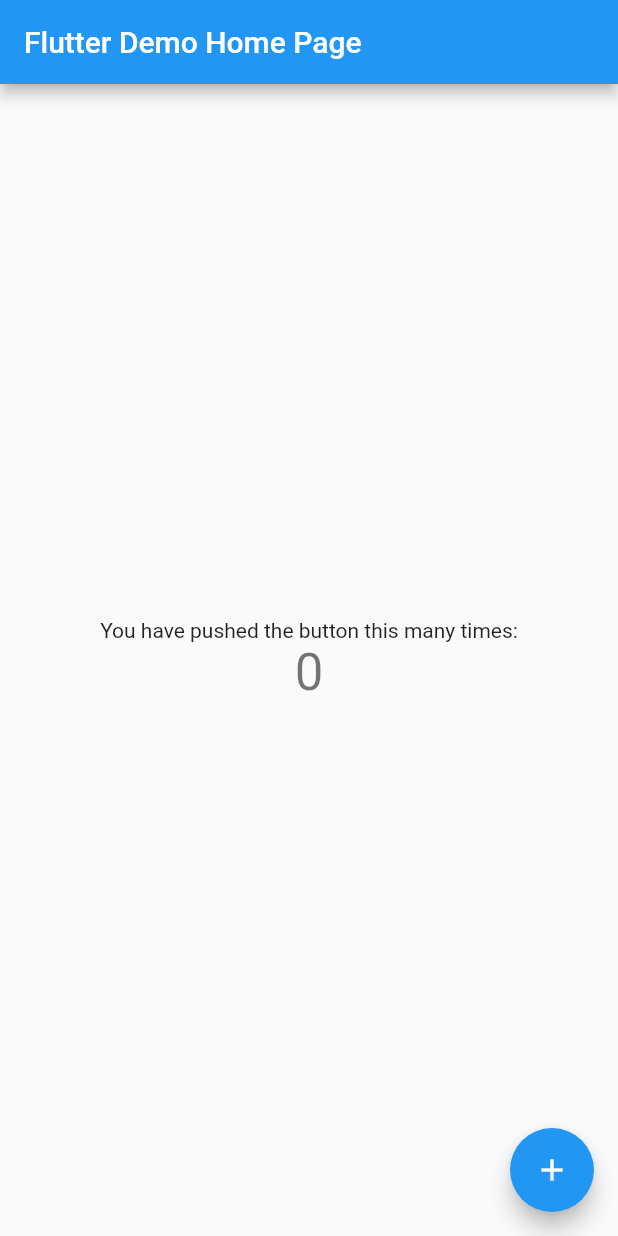
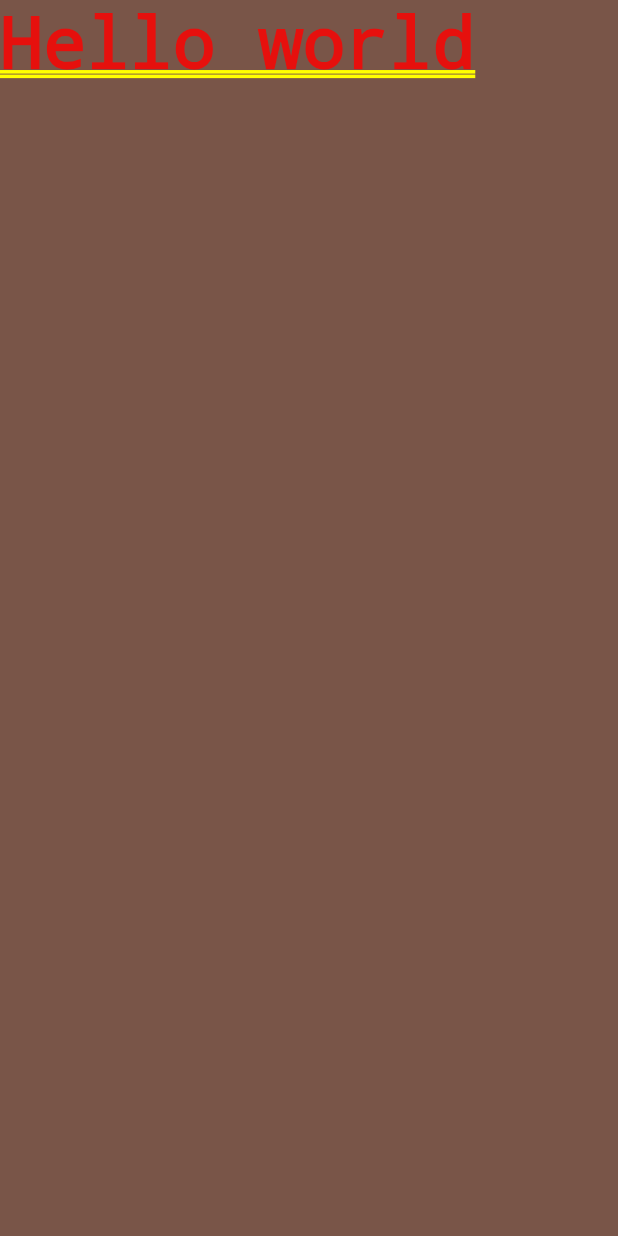
Before and after one commit to MouadBNL/first-flutter-app, a Flutter app: the screen it shows after launch, on a phone screen of 412 x 824 dp. Run offline on Flutter 3.47's test engine with Material 2 defaults, Android fonts, the phone set to English and light mode, and no system bars.

Commit message:
Hello wolrd program

```diff
--- a/lib/main.dart
+++ b/lib/main.dart
@@ -1,115 +1,133 @@
+// import 'package:flutter/material.dart';
+
+// void main() {
+//   runApp(const MyApp());
+// }
+
+// class MyApp extends StatelessWidget {
+//   const MyApp({Key? key}) : super(key: key);
+
+//   // This widget is the root of your application.
+//   @override
+//   Widget build(BuildContext context) {
+//     return MaterialApp(
+//       title: 'Flutter Demo',
+//       theme: ThemeData(
+//         // This is the theme of your application.
+//         //
+//         // Try running your application with "flutter run". You'll see the
+//         // application has a blue toolbar. Then, without quitting the app, try
+//         // changing the primarySwatch below to Colors.green and then invoke
+//         // "hot reload" (press "r" in the console where you ran "flutter run",
+//         // or simply save your changes to "hot reload" in a Flutter IDE).
+//         // Notice that the counter didn't reset back to zero; the application
+//         // is not restarted.
+//         primarySwatch: Colors.blue,
+//       ),
+//       home: const MyHomePage(title: 'Flutter Demo Home Page'),
+//     );
+//   }
+// }
+
+// class MyHomePage extends StatefulWidget {
+//   const MyHomePage({Key? key, required this.title}) : super(key: key);
+
+//   // This widget is the home page of your application. It is stateful, meaning
+//   // that it has a State object (defined below) that contains fields that affect
+//   // how it looks.
+
+//   // This class is the configuration for the state. It holds the values (in this
+//   // case the title) provided by the parent (in this case the App widget) and
+//   // used by the build method of the State. Fields in a Widget subclass are
+//   // always marked "final".
+
+//   final String title;
+
+//   @override
+//   State<MyHomePage> createState() => _MyHomePageState();
+// }
+
+// class _MyHomePageState extends State<MyHomePage> {
+//   int _counter = 0;
+
+//   void _incrementCounter() {
+//     setState(() {
+//       // This call to setState tells the Flutter framework that something has
+//       // changed in this State, which causes it to rerun the build method below
+//       // so that the display can reflect the updated values. If we changed
+//       // _counter without calling setState(), then the build method would not be
+//       // called again, and so nothing would appear to happen.
+//       _counter++;
+//     });
+//   }
+
+//   @override
+//   Widget build(BuildContext context) {
+//     // This method is rerun every time setState is called, for instance as done
+//     // by the _incrementCounter method above.
+//     //
+//     // The Flutter framework has been optimized to make rerunning build methods
+//     // fast, so that you can just rebuild anything that needs updating rather
+//     // than having to individually change instances of widgets.
+//     return Scaffold(
+//       appBar: AppBar(
+//         // Here we take the value from the MyHomePage object that was created by
+//         // the App.build method, and use it to set our appbar title.
+//         title: Text(widget.title),
+//       ),
+//       body: Center(
+//         // Center is a layout widget. It takes a single child and positions it
+//         // in the middle of the parent.
+//         child: Column(
+//           // Column is also a layout widget. It takes a list of children and
+//           // arranges them vertically. By default, it sizes itself to fit its
+//           // children horizontally, and tries to be as tall as its parent.
+//           //
+//           // Invoke "debug painting" (press "p" in the console, choose the
+//           // "Toggle Debug Paint" action from the Flutter Inspector in Android
+//           // Studio, or the "Toggle Debug Paint" command in Visual Studio Code)
+//           // to see the wireframe for each widget.
+//           //
+//           // Column has various properties to control how it sizes itself and
+//           // how it positions its children. Here we use mainAxisAlignment to
+//           // center the children vertically; the main axis here is the vertical
+//           // axis because Columns are vertical (the cross axis would be
+//           // horizontal).
+//           mainAxisAlignment: MainAxisAlignment.center,
+//           children: <Widget>[
+//             const Text(
+//               'You have pushed the button this many times:',
+//             ),
+//             Text(
+//               '$_counter',
+//               style: Theme.of(context).textTheme.headline4,
+//             ),
+//           ],
+//         ),
+//       ),
+//       floatingActionButton: FloatingActionButton(
+//         onPressed: _incrementCounter,
+//         tooltip: 'Increment',
+//         child: const Icon(Icons.add),
+//       ), // This trailing comma makes auto-formatting nicer for build methods.
+//     );
+//   }
+// }
+
 import 'package:flutter/material.dart';
 
 void main() {
-  runApp(const MyApp());
+  runApp(MaterialApp(home: HomePage()));
 }
 
-class MyApp extends StatelessWidget {
-  const MyApp({Key? key}) : super(key: key);
+class HomePage extends StatelessWidget {
+  const HomePage({Key? key}) : super(key: key);
 
-  // This widget is the root of your application.
   @override
   Widget build(BuildContext context) {
-    return MaterialApp(
-      title: 'Flutter Demo',
-      theme: ThemeData(
-        // This is the theme of your application.
-        //
-        // Try running your application with "flutter run". You'll see the
-        // application has a blue toolbar. Then, without quitting the app, try
-        // changing the primarySwatch below to Colors.green and then invoke
-        // "hot reload" (press "r" in the console where you ran "flutter run",
-        // or simply save your changes to "hot reload" in a Flutter IDE).
-        // Notice that the counter didn't reset back to zero; the application
-        // is not restarted.
-        primarySwatch: Colors.blue,
-      ),
-      home: const MyHomePage(title: 'Flutter Demo Home Page'),
+    return Container(
+      color: Colors.brown,
+      child: Text("Hello world"),
     );
   }
 }
-
-class MyHomePage extends StatefulWidget {
-  const MyHomePage({Key? key, required this.title}) : super(key: key);
-
-  // This widget is the home page of your application. It is stateful, meaning
-  // that it has a State object (defined below) that contains fields that affect
-  // how it looks.
-
-  // This class is the configuration for the state. It holds the values (in this
-  // case the title) provided by the parent (in this case the App widget) and
-  // used by the build method of the State. Fields in a Widget subclass are
-  // always marked "final".
-
-  final String title;
-
-  @override
-  State<MyHomePage> createState() => _MyHomePageState();
-}
-
-class _MyHomePageState extends State<MyHomePage> {
-  int _counter = 0;
-
-  void _incrementCounter() {
-    setState(() {
-      // This call to setState tells the Flutter framework that something has
-      // changed in this State, which causes it to rerun the build method below
-      // so that the display can reflect the updated values. If we changed
-      // _counter without calling setState(), then the build method would not be
-      // called again, and so nothing would appear to happen.
-      _counter++;
-    });
-  }
-
-  @override
-  Widget build(BuildContext context) {
-    // This method is rerun every time setState is called, for instance as done
-    // by the _incrementCounter method above.
-    //
-    // The Flutter framework has been optimized to make rerunning build methods
-    // fast, so that you can just rebuild anything that needs updating rather
-    // than having to individually change instances of widgets.
-    return Scaffold(
-      appBar: AppBar(
-        // Here we take the value from the MyHomePage object that was created by
-        // the App.build method, and use it to set our appbar title.
-        title: Text(widget.title),
-      ),
-      body: Center(
-        // Center is a layout widget. It takes a single child and positions it
-        // in the middle of the parent.
-        child: Column(
-          // Column is also a layout widget. It takes a list of children and
-          // arranges them vertically. By default, it sizes itself to fit its
-          // children horizontally, and tries to be as tall as its parent.
-          //
-          // Invoke "debug painting" (press "p" in the console, choose the
-          // "Toggle Debug Paint" action from the Flutter Inspector in Android
-          // Studio, or the "Toggle Debug Paint" command in Visual Studio Code)
-          // to see the wireframe for each widget.
-          //
-          // Column has various properties to control how it sizes itself and
-          // how it positions its children. Here we use mainAxisAlignment to
-          // center the children vertically; the main axis here is the vertical
-          // axis because Columns are vertical (the cross axis would be
-          // horizontal).
-          mainAxisAlignment: MainAxisAlignment.center,
-          children: <Widget>[
-            const Text(
-              'You have pushed the button this many times:',
-            ),
-            Text(
-              '$_counter',
-              style: Theme.of(context).textTheme.headline4,
-            ),
-          ],
-        ),
-      ),
-      floatingActionButton: FloatingActionButton(
-        onPressed: _incrementCounter,
-        tooltip: 'Increment',
-        child: const Icon(Icons.add),
-      ), // This trailing comma makes auto-formatting nicer for build methods.
-    );
-  }
-}
```
